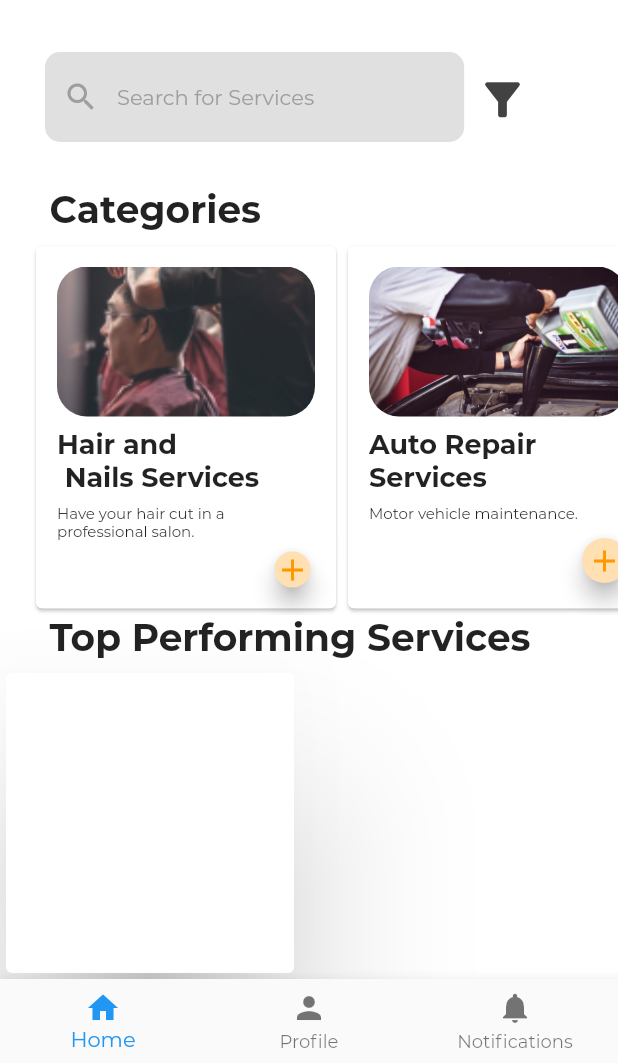
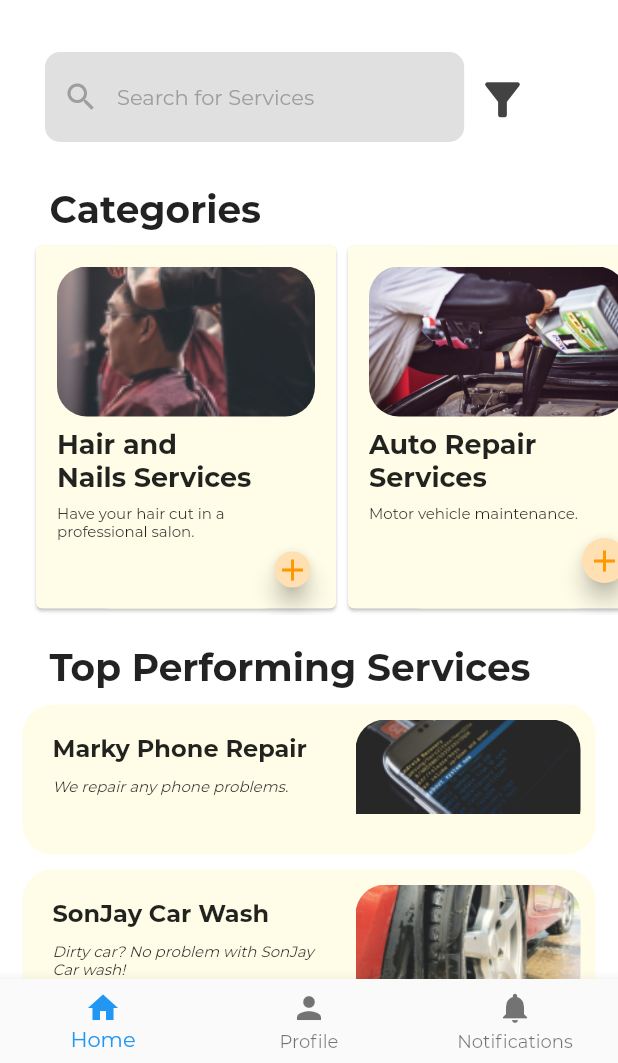
Before and after one commit to HilaLi-Tech/Busy-PH, a Flutter app: the screen it shows after launch, on a phone screen of 412 x 824 dp, the part 173-1236 px from its top. Run offline on Flutter 3.47's test engine with Material 2 defaults, Android fonts, the phone set to English and light mode, and no system bars.

Commit message:
Final home page done.

```diff
--- a/lib/category_card.dart
+++ b/lib/category_card.dart
@@ -1,6 +1,8 @@
 import 'package:flutter/material.dart';
 import 'classes/Category.dart';
 
+
+//this dart file contains the category card template for the entire application
 class CategoryCard extends StatelessWidget {
   final Category category;
   CategoryCard({ required this.category });
@@ -8,11 +10,16 @@ class CategoryCard extends StatelessWidget {
   @override
   Widget build(BuildContext context) {
     return Card(
+        color: Colors.yellow[50],
         child: Container(
+
           decoration: BoxDecoration(
-              borderRadius: BorderRadius.circular(50)),
+              borderRadius: BorderRadius.circular(50),
+            color: Colors.yellow[50],
+          ),
           width: 200,
           child: Card(
+              color: Colors.yellow[50],
               child: Padding(
                   padding: EdgeInsets.all(10),
                   child:Column(
--- /dev/null
+++ b/lib/long_card.dart
@@ -0,0 +1,54 @@
+import 'package:flutter/material.dart';
+import 'classes/Category.dart';
+
+class LongCard extends StatelessWidget {
+  final Category top_service;
+  LongCard({ required this.top_service });
+
+  @override
+  Widget build(BuildContext context) {
+    return Container(
+      margin: EdgeInsets.symmetric(horizontal: 15, vertical: 5),
+      width: 500,
+      height: 100,
+      decoration:BoxDecoration(
+        color: Colors.yellow[50],
+        borderRadius: BorderRadius.circular(20),
+      ),
+      child: Row(
+          children: [
+            Expanded(child: Container(
+                margin: EdgeInsets.only(top:20, left: 20),
+                child: Column(
+                    crossAxisAlignment: CrossAxisAlignment.start,
+                    children: [
+                      Container(
+                          child: Text(
+                            top_service.title,
+                            style: TextStyle(
+                                fontSize: 16, fontWeight: FontWeight.w700),
+                          )),
+                      const SizedBox(
+                        height: 8,
+                      ),
+                      Text(
+                          top_service.description,
+                          style: TextStyle(
+                              fontSize: 10,
+                            fontStyle: FontStyle.italic,
+                          ))]))),
+            Container(
+                margin: EdgeInsets.all(10),
+                // height: 100,
+                width: 150,
+                decoration:  BoxDecoration(
+                    borderRadius: BorderRadius.circular(20),
+                    image: DecorationImage(
+                      image: AssetImage(top_service.image),
+                      fit: BoxFit.fitWidth,
+                      alignment: FractionalOffset.topCenter,
+                    )
+                )
+            )]),);
+  }
+}
--- a/lib/main.dart
+++ b/lib/main.dart
@@ -1,8 +1,11 @@
 //TODO: fix filter functionality
 
+import 'package:build_ph/long_card.dart';
+import 'package:flutter/cupertino.dart';
 import 'package:flutter/material.dart';
 import 'classes/Category.dart';
 import 'category_card.dart';
+import 'long_card.dart';
 
 void main() {
   runApp(const BusyPH());
@@ -40,15 +43,25 @@ class MyHomePage extends StatefulWidget {
 
 class _MyHomePageState extends State<MyHomePage> {
   List<Category> categories = [
-    Category(title: "Hair and\n Nails Services", description: "Have your hair cut in a professional salon.", image: "Salon.png"),
+    Category(title: "Hair and\nNails Services", description: "Have your hair cut in a professional salon.", image: "Salon.png"),
     Category(title: "Auto Repair Services", description: "Motor vehicle maintenance.", image: "Auto.jpg"),
     Category(title: "Plumbing\nRepair", description: "For all of your plumbing needs.", image: "Pipes.png"),
     Category(title: "Laundry and Dry Cleaning", description: "Add shine to your clothing!", image: "Laundry.jpg"),
     Category(title: "Sewing and Alteration", description: "Sewing and alteration for your fashion needs.", image: "Tailoring.jpg"),
   ];
 
+  List<Category> top_performing = [
+    Category(title: "Marky Phone Repair", description: "We repair any phone problems.", image: "Top_Phone_Repair.png"),
+    Category(title: "SonJay Car Wash", description: "Dirty car? No problem with SonJay Car wash!", image: "Top_Car_Wash.png"),
+    Category(title: "Pat'z Repair Shop", description: "Machines overheating? Systems crashing? We fix everything you need!", image: "Top_Repair_Shop.png")
+  ];
+
   Widget categoryTemplate(category){
     return CategoryCard(category:category);
+  }
+
+  Widget longCardTemplate(top_service){
+    return LongCard(top_service: top_service);
   }
 
   @override
@@ -98,7 +111,10 @@ class _MyHomePageState extends State<MyHomePage> {
           toolbarHeight: double.infinity,
         ),
       ),
-      body: Column(crossAxisAlignment: CrossAxisAlignment.start, children: [
+      body: SingleChildScrollView(
+        child:  Column(
+          crossAxisAlignment: CrossAxisAlignment.start,
+          children: [
             Container(
                 padding: const EdgeInsets.fromLTRB(30, 0, 20, 30),
                 child: Row(
@@ -145,27 +161,17 @@ class _MyHomePageState extends State<MyHomePage> {
                       children: categories.map((category) => CategoryCard(category: category)).toList(),
                     ))),
             const Padding(
-          padding: const EdgeInsets.fromLTRB(33, 0, 0, 5),
+              padding: const EdgeInsets.fromLTRB(33, 20, 0, 5),
               child: Text("Top Performing Services",
                   style: TextStyle(fontWeight: FontWeight.w800, fontSize: 25),
                   textAlign: TextAlign.start),
             ),
-        Expanded(
-            child: ListView(
-          scrollDirection: Axis.horizontal,
-          children: [
-            Container(
-              height: 30,
-              width: 200,
-              child: Card(
-                  child: Column(
-                    children: [],
-                  ),
-                  elevation: 50),
-            )
-          ],
-        )),
-      ]),
+
+            Column(
+              children: top_performing.map((top_service) => LongCard(top_service: top_service)).toList(),
+            )])),
+
+
       bottomNavigationBar:
           BottomNavigationBar(items: const <BottomNavigationBarItem>[
         BottomNavigationBarItem(icon: Icon(Icons.home), label: 'Home'),
--- a/pubspec.yaml
+++ b/pubspec.yaml
@@ -66,6 +66,9 @@ flutter:
     - assets/images/Auto.jpg
     - assets/images/Laundry.jpg
     - assets/images/Tailoring.jpg
+    - assets/images/Top_Phone_Repair.png
+    - assets/images/Top_Car_Wash.png
+    - assets/images/Top_Repair_Shop.png
 
   # The following line ensures that the Material Icons font is
   # included with your application, so that you can use the icons in
```
Also changed, not shown: assets/images/Top_Car_Wash.png (added), assets/images/Top_Phone_Repair.png (added), assets/images/Top_Repair_Shop.png (added), lib/landing_page_widgets.dart (deleted). Lines whose indentation alone changed are shown as unchanged.
